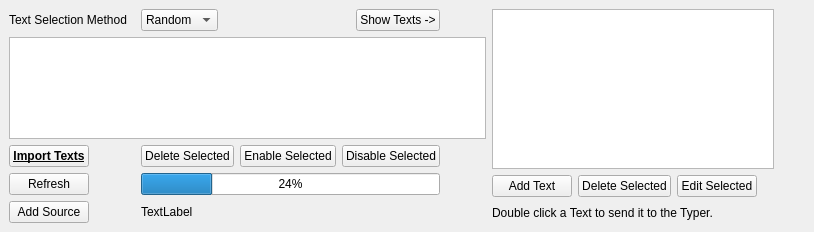
This is textmanager.ui in coryo/amphetype2 as Qt 5 draws it before an edit. The edited form follows.
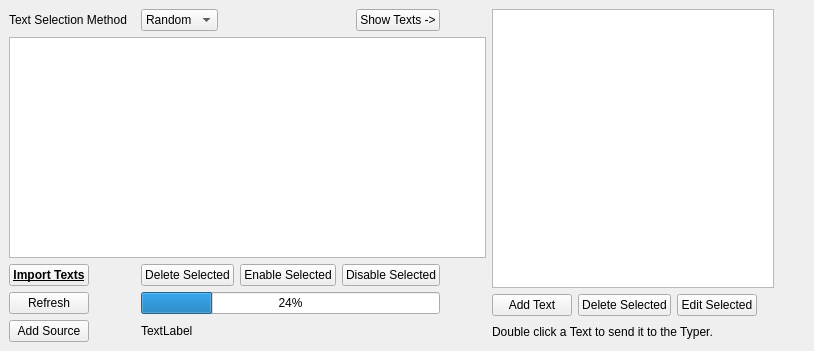
This is the edited form.

The edit to the form file:
```diff
--- a/textmanager.ui
+++ b/textmanager.ui
@@ -7,7 +7,7 @@
     <x>0</x>
     <y>0</y>
     <width>814</width>
-    <height>232</height>
+    <height>351</height>
    </rect>
   </property>
   <property name="windowTitle">
```
Left out of the diff: 5 changed lines with no effect on the pictures.
